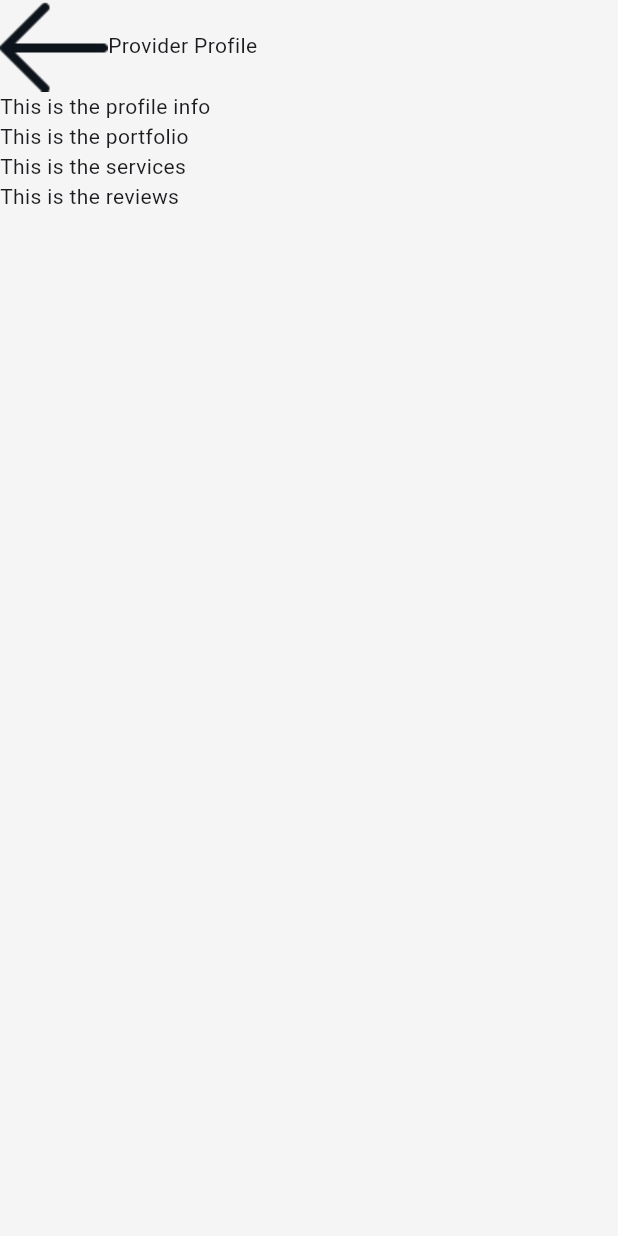
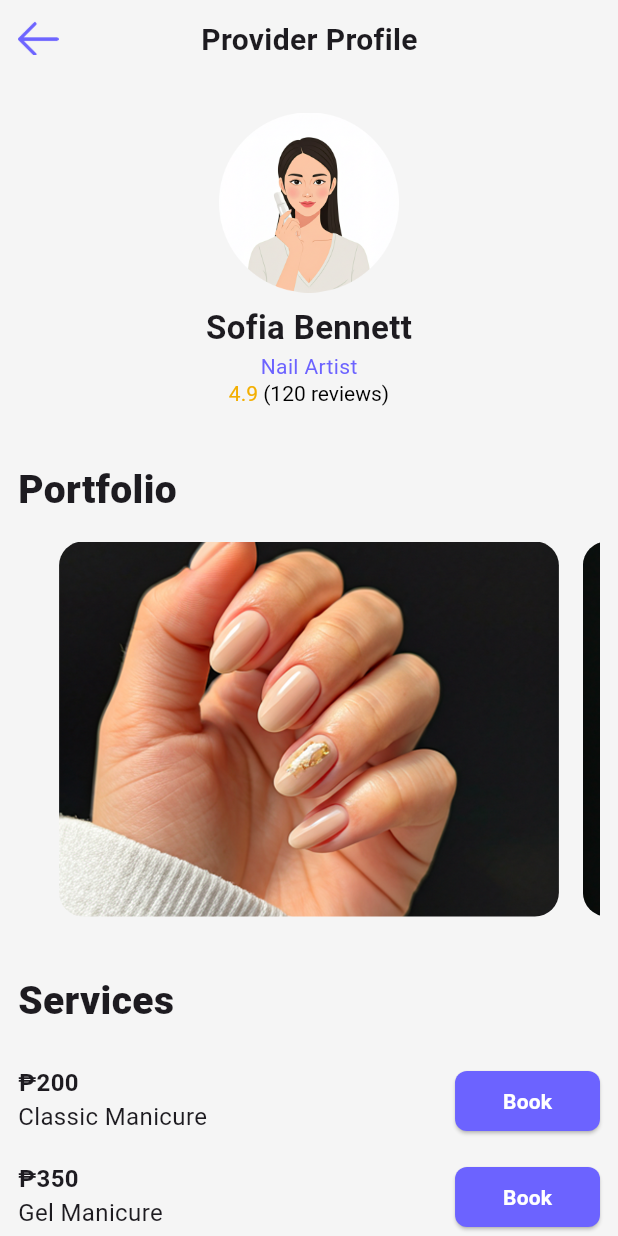
Before and after one commit to Timothy-src/ManiKultura, a Flutter app: the ProfileScreen screen opened directly, on a phone screen of 412 x 824 dp. Run offline on Flutter 3.47's test engine with Material 3 defaults, Android fonts, the phone set to English and light mode, and no system bars.

Commit message:
Improved the initial layout by adding image carousel and rates for services

```diff
--- a/lib/screens/profile_screen.dart
+++ b/lib/screens/profile_screen.dart
@@ -16,15 +16,20 @@ class _ProfileScreenState extends State<ProfileScreen> {
       backgroundColor: Colors.grey[100]!,
       body: SafeArea(
         child: SingleChildScrollView(
+          padding: const EdgeInsets.all(12.0),
           child: Form(
             key: _formKey,
             child: Column(
               crossAxisAlignment: CrossAxisAlignment.stretch,
               children: [
                 _buildHeader(),
+                const SizedBox(height: 34),
                 _buildProfileInfo(),
+                const SizedBox(height: 38),
                 _buildPortfolio(),
+                const SizedBox(height: 38),
                 _buildServices(),
+                const SizedBox(height: 20),
                 _buildReviews(),
               ],
             ),
@@ -36,38 +41,171 @@ class _ProfileScreenState extends State<ProfileScreen> {
 
   Widget _buildHeader() {
     return Row(
+      crossAxisAlignment: CrossAxisAlignment.start,
       children: [
-        Image.asset("assets/ic_back_arrow.png"),
-        Text("Provider Profile"),
+        Image.asset(
+          "assets/ic_back_arrow.png",
+          width: 27,
+          height: 27,
+          color: Color(0xFF6C63FF),
+        ),
+        SizedBox(width: 95),
+        Text(
+          "Provider Profile",
+          style: TextStyle(fontWeight: FontWeight.w700, fontSize: 20),
+          textAlign: TextAlign.center,
+        ),
       ],
     );
   }
 
   Widget _buildProfileInfo() {
     return Column(
-      crossAxisAlignment: CrossAxisAlignment.stretch,
-      children: [Text("This is the profile info")],
+      mainAxisAlignment: MainAxisAlignment.center,
+      children: [
+        Image.asset(
+          "assets/img_profile_photo_placeholder.png",
+          height: 120,
+          width: 120,
+        ),
+        SizedBox(height: 8),
+        Text(
+          "Sofia Bennett",
+          style: TextStyle(fontWeight: FontWeight.w700, fontSize: 22),
+        ),
+        Text(
+          "Nail Artist",
+          style: TextStyle(
+            fontWeight: FontWeight.w400,
+            color: Color(0xFF6C63FF),
+          ),
+        ),
+        RichText(
+          text: TextSpan(
+            text: "4.9 ",
+            style: TextStyle(
+              fontWeight: FontWeight.w400,
+              color: Color.fromARGB(255, 243, 175, 2),
+            ),
+            children: [
+              TextSpan(
+                text: "(120 reviews)",
+                style: TextStyle(
+                  fontWeight: FontWeight.w400,
+                  color: Colors.black,
+                ),
+              ),
+            ],
+          ),
+        ),
+      ],
     );
   }
 
   Widget _buildPortfolio() {
     return Column(
-      crossAxisAlignment: CrossAxisAlignment.stretch,
-      children: [Text("This is the portfolio")],
+      crossAxisAlignment: CrossAxisAlignment.start,
+      children: [
+        Text(
+          "Portfolio",
+          style: TextStyle(fontWeight: FontWeight.w800, fontSize: 26),
+        ),
+        SizedBox(height: 16),
+        _buildImageCarousel(),
+      ],
+    );
+  }
+
+  Widget _buildImageCarousel() {
+    final List<String> imageUrls = [
+      "assets/img_portfolio_001.png",
+      "assets/img_portfolio_002.png",
+      "assets/img_portfolio_003.png",
+    ];
+
+    return SizedBox(
+      height: 250,
+      child: PageView.builder(
+        itemCount: imageUrls.length,
+        controller: PageController(viewportFraction: 0.9),
+        itemBuilder: (context, index) {
+          return Padding(
+            padding: const EdgeInsets.symmetric(horizontal: 8.0),
+            child: ClipRRect(
+              borderRadius: BorderRadiusGeometry.circular(16),
+              child: Image.asset(imageUrls[index], fit: BoxFit.cover),
+            ),
+          );
+        },
+      ),
     );
   }
 
   Widget _buildServices() {
     return Column(
       crossAxisAlignment: CrossAxisAlignment.stretch,
-      children: [Text("This is the services")],
+      children: [
+        Text(
+          "Services",
+          style: TextStyle(fontWeight: FontWeight.w800, fontSize: 26),
+        ),
+        SizedBox(height: 16),
+        _buildServiceItems("₱200", "Classic Manicure"),
+        _buildServiceItems("₱350", "Gel Manicure"),
+        _buildServiceItems("₱500", "Nail Extension"),
+      ],
+    );
+  }
+
+  Widget _buildServiceItems(String price, String serviceName) {
+    return Padding(
+      padding: const EdgeInsets.symmetric(vertical: 8.0),
+      child: Row(
+        crossAxisAlignment: CrossAxisAlignment.start,
+        children: [
+          Column(
+            crossAxisAlignment: CrossAxisAlignment.start,
+            children: [
+              Text(
+                price,
+                style: TextStyle(fontWeight: FontWeight.w700, fontSize: 16),
+              ),
+              SizedBox(width: 12),
+              Text(serviceName, style: TextStyle(fontSize: 16)),
+            ],
+          ),
+          Spacer(),
+          ElevatedButton(
+            onPressed: () {},
+            style: ElevatedButton.styleFrom(
+              backgroundColor: Color(0xFF6C63FF),
+              padding: EdgeInsets.symmetric(horizontal: 32, vertical: 10),
+              shape: RoundedRectangleBorder(
+                borderRadius: BorderRadiusGeometry.circular(8),
+              ),
+            ),
+            child: Text(
+              "Book",
+              style: TextStyle(
+                color: Colors.white,
+                fontWeight: FontWeight.w600,
+              ),
+            ),
+          ),
+        ],
+      ),
     );
   }
 
   Widget _buildReviews() {
     return Column(
       crossAxisAlignment: CrossAxisAlignment.stretch,
-      children: [Text("This is the reviews")],
+      children: [
+        Text(
+          "Reviews",
+          style: TextStyle(fontWeight: FontWeight.w800, fontSize: 26),
+        ),
+      ],
     );
   }
 }
--- a/lib/screens/signup_screen.dart
+++ b/lib/screens/signup_screen.dart
@@ -113,13 +113,15 @@ class _SignupScreenState extends State<SignupScreen> {
           value: _selectedRole,
           decoration: InputDecoration(
             border: OutlineInputBorder(
-              borderRadius: BorderRadius.circular(6),
+              borderRadius: BorderRadius.circular(12),
               borderSide: BorderSide(color: Colors.grey[600]!),
             ),
             focusedBorder: OutlineInputBorder(
-              borderRadius: BorderRadius.circular(6),
+              borderRadius: BorderRadius.circular(12),
               borderSide: BorderSide(color: Colors.grey[600]!),
             ),
+            filled: true,
+            fillColor: Colors.grey[50],
           ),
           items: ["Here as a Client", "Here as a Worker"].map((role) {
             return DropdownMenuItem<String>(
@@ -145,13 +147,15 @@ class _SignupScreenState extends State<SignupScreen> {
           value: _selectedGender,
           decoration: InputDecoration(
             border: OutlineInputBorder(
-              borderRadius: BorderRadius.circular(6),
+              borderRadius: BorderRadius.circular(12),
               borderSide: BorderSide(color: Colors.grey[600]!),
             ),
             focusedBorder: OutlineInputBorder(
-              borderRadius: BorderRadius.circular(6),
+              borderRadius: BorderRadius.circular(12),
               borderSide: BorderSide(color: Colors.grey[600]!),
             ),
+            filled: true,
+            fillColor: Colors.grey[50],
           ),
           items: ["Female", "Male"].map((role) {
             return DropdownMenuItem<String>(
```
